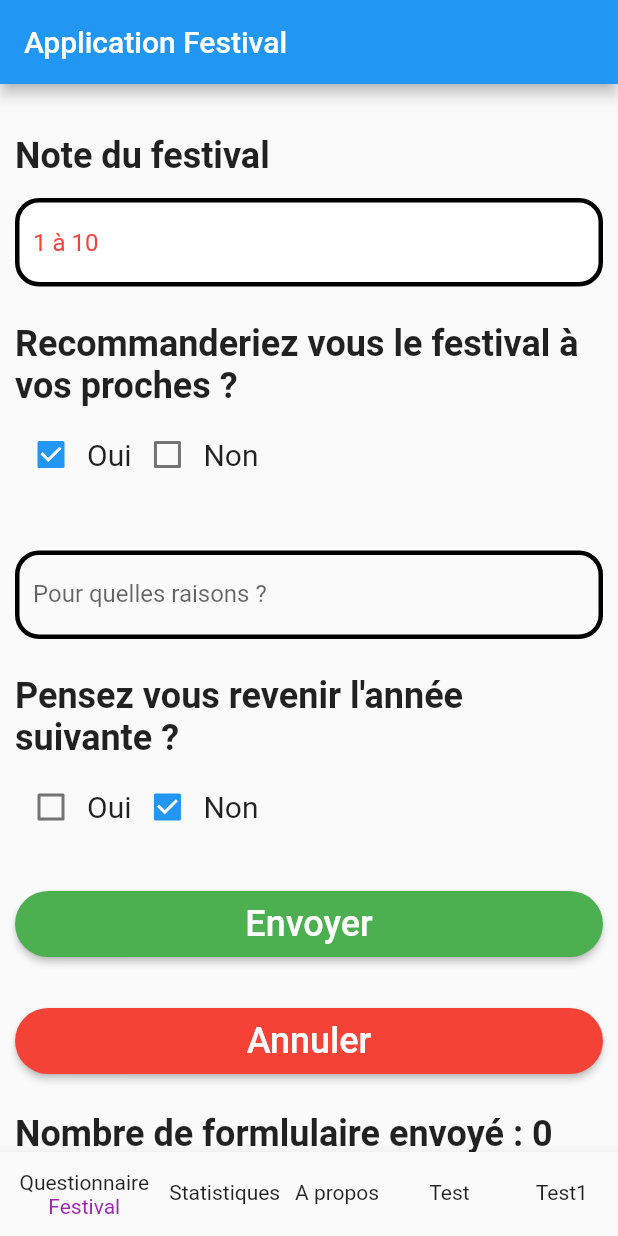
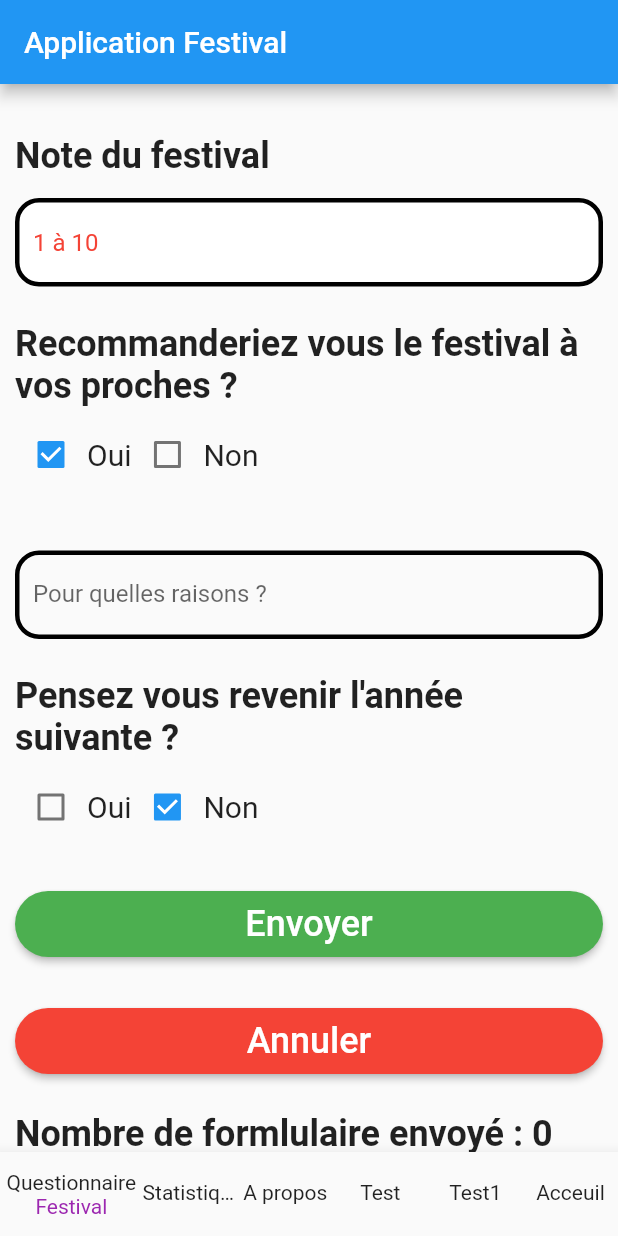
Before and after one commit to geoffrey66280/FlutterappFestival, a Flutter app: the screen it shows after launch, on a phone screen of 412 x 824 dp. Run offline on Flutter 3.47's test engine with Material 2 defaults, Android fonts, the light colour scheme and no system bars.

Commit message:
Ajout de la libraire pour les images, nettoyage des erreurs dans les fichiers plus ajout de la page d'acceuil

```diff
--- /dev/null
+++ b/lib/a_propos.dart
@@ -0,0 +1,18 @@
+import 'package:flutter/cupertino.dart';
+import 'package:flutter/material.dart';
+
+class Apropos extends StatelessWidget {
+  const Apropos({Key? key}) : super(key: key);
+
+  static const String _title = 'Flutter Code Sample';
+
+  @override
+  Widget build(BuildContext context) {
+    return MaterialApp(
+      title: _title,
+      home: Scaffold(
+        appBar: AppBar(title: const Text(_title)),
+      ),
+    );
+  }
+}
--- a/lib/boutonWidget.dart
+++ /dev/null
@@ -1,52 +0,0 @@
-import 'package:flutter/material.dart';
-
-// Bouton valider
-class ButtonWidget extends StatelessWidget {
-  final String text;
-  final VoidCallback onClicked;
-
-  // Constructeur
-  const ButtonWidget({
-    required this.text,
-    required this.onClicked, floatingActionButton,
-  }) ;
-
-  @override
-  Widget build(BuildContext context) => RaisedButton(
-    child: Text(
-      text,
-      style: TextStyle(fontSize: 24),
-    ),
-    shape: StadiumBorder(),
-    color: Colors.green,
-    padding: EdgeInsets.symmetric(horizontal: 16, vertical: 8),
-    textColor: Colors.white,
-    onPressed: onClicked,
-
-  );
-}
-
-// Bouton Annuler
-class ButtonWidgete extends StatelessWidget {
-  final String text;
-  final VoidCallback onClicked;
-
-  const ButtonWidgete({
-    required this.text,
-    required this.onClicked, floatingActionButton,
-  }) ;
-
-  @override
-  Widget build(BuildContext context) => RaisedButton(
-    child: Text(
-      text,
-      style: TextStyle(fontSize: 24),
-    ),
-    shape: StadiumBorder(),
-    color: Colors.red,
-    padding: EdgeInsets.symmetric(horizontal: 16, vertical: 8),
-    textColor: Colors.white,
-    onPressed: onClicked,
-
-  );
-}
--- /dev/null
+++ b/lib/bouton_widget.dart
@@ -0,0 +1,88 @@
+import 'package:flutter/cupertino.dart';
+import 'package:flutter/material.dart';
+
+// Bouton valider
+class ButtonWidget extends StatelessWidget {
+  final String text;
+  final VoidCallback onClicked;
+
+  // Constructeur
+  const ButtonWidget({
+    required this.text,
+    required this.onClicked, floatingActionButton,
+  }) ;
+
+  @override
+  Widget build(BuildContext context) => RaisedButton(
+    child: Text(
+      text,
+      style: const TextStyle(fontSize: 24),
+    ),
+    shape: const StadiumBorder(),
+    color: Colors.green,
+    padding: const EdgeInsets.symmetric(horizontal: 16, vertical: 8),
+    textColor: Colors.white,
+    onPressed: onClicked,
+
+  );
+}
+
+// Bouton Annuler
+class ButtonWidgete extends StatelessWidget {
+  final String text;
+  final VoidCallback onClicked;
+
+  const ButtonWidgete({
+    required this.text,
+    required this.onClicked, floatingActionButton,
+  }) ;
+
+  @override
+  Widget build(BuildContext context) => RaisedButton(
+    child: Text(
+      text,
+      style: const TextStyle(fontSize: 24),
+    ),
+    shape: const StadiumBorder(),
+    color: Colors.red,
+    padding: const EdgeInsets.symmetric(horizontal: 16, vertical: 8),
+    textColor: Colors.white,
+    onPressed: onClicked,
+
+  );
+}
+
+class ButtonQuest extends StatelessWidget {
+  const ButtonQuest({Key? key}) : super(key: key);
+
+  @override
+  Widget build(BuildContext context) {
+    return Container();
+  }
+}
+
+//Bouton Questionnaire
+class ButtonQuestionnaire extends StatelessWidget {
+  final String text;
+  final VoidCallback onClicked;
+
+  // Constructeur
+  const ButtonQuestionnaire({
+    required this.text,
+    required this.onClicked, floatingActionButton,
+  }) ;
+
+  @override
+  Widget build(BuildContext context) => RaisedButton(
+    child: Text(
+      text,
+      style: const TextStyle(fontSize: 24),
+    ),
+    shape: const StadiumBorder(),
+    color: Colors.blue,
+    padding: const EdgeInsets.symmetric(horizontal: 16, vertical: 8),
+    textColor: Colors.white,
+    onPressed: onClicked,
+
+  );
+}
--- a/lib/main.dart
+++ b/lib/main.dart
@@ -1,10 +1,11 @@
+import 'package:festival/acceuil.dart';
 import 'package:festival/test.dart';
 import 'package:festival/test1.dart';
 import 'package:flutter/material.dart';
 import 'package:flutter/services.dart';
 import 'statistiques.dart';
 import 'questionnaire.dart';
-import 'aPropos.dart';
+import 'a_propos.dart';
 
 Future main() async {
   WidgetsFlutterBinding.ensureInitialized();
@@ -20,7 +21,7 @@ class MyApp extends StatelessWidget {
   static const String title = 'Application Festival';
 
   @override
-  Widget build(BuildContext context) => MaterialApp(
+  Widget build(BuildContext context) => const MaterialApp(
     debugShowCheckedModeBanner: false,
     title: title,
     home: MainPage(title: title), // submit button
@@ -51,7 +52,7 @@ class _MainPageState extends State<MainPage> {
     bottomNavigationBar: BottomNavigationBar(
       currentIndex: index,
       selectedItemColor: Colors.purple,
-      items: [
+      items: const [
         BottomNavigationBarItem(
           icon: Text('Questionnaire'),
           title: Text('Festival')
@@ -73,6 +74,10 @@ class _MainPageState extends State<MainPage> {
             icon: Text('Test1'),
             title: Text('Festival')
         ),
+        BottomNavigationBarItem(
+            icon: Text('Acceuil'),
+            title: Text('Festival')
+        ),
       ],
       onTap: (int index) => setState(() => this.index = index),
     ),
@@ -84,13 +89,15 @@ class _MainPageState extends State<MainPage> {
       case 0:
         return questionnaire();
       case 1:
-        return statistiques();
+        return const Statistiques();
       case 2:
-        return aPropos();
+        return const Apropos();
       case 3:
-        return test();
+        return const test();
       case 4:
-        return test1();
+        return const test1();
+      case 5:
+        return const Accueil();
       default:
        return Container();
 
--- a/lib/questionnaire.dart
+++ b/lib/questionnaire.dart
@@ -1,6 +1,6 @@
 import 'package:festival/main.dart';
 import 'package:flutter/material.dart';
-import 'boutonWidget.dart';
+import 'bouton_widget.dart';
 
 class questionnaire extends StatefulWidget {
   @override
--- a/lib/statistiques.dart
+++ b/lib/statistiques.dart
@@ -1,15 +1,17 @@
 import 'package:flutter/material.dart';
 
 
-class statistiques extends StatefulWidget {
+class Statistiques extends StatefulWidget {
+  const Statistiques({Key? key}) : super(key: key);
+
   @override
   _TableExample createState() => _TableExample();
 }
-class _TableExample extends State<statistiques> {
+class _TableExample extends State<Statistiques> {
   @override
   Widget build(BuildContext context) {
     return Scaffold(
-     appBar: AppBar(title: Text("Tableau"),) ,
+     appBar: AppBar(title: const Text("Tableau"),) ,
       body: DataTable(
         columns: const [
           DataColumn(label: Text("Note")),
--- a/lib/test.dart
+++ b/lib/test.dart
@@ -1,4 +1,4 @@
-import 'package:festival/boutonWidget.dart';
+import 'package:festival/bouton_widget.dart';
 import 'package:flutter/cupertino.dart';
 import 'package:flutter/material.dart';
 
--- a/pubspec.yaml
+++ b/pubspec.yaml
@@ -58,9 +58,8 @@ flutter:
   uses-material-design: true
 
   # To add assets to your application, add an assets section, like this:
-  # assets:
-  #   - images/a_dot_burr.jpeg
-  #   - images/a_dot_ham.jpeg
+  assets:
+  - image/logo.jpg
 
   # An image asset can refer to one or more resolution-specific "variants", see
   # https://flutter.dev/assets-and-images/#resolution-aware.
```
Also changed, not shown: lib/aPropos.dart (deleted, +0 -9 lines), lib/acceuil.dart (added, +30 -0 lines).
